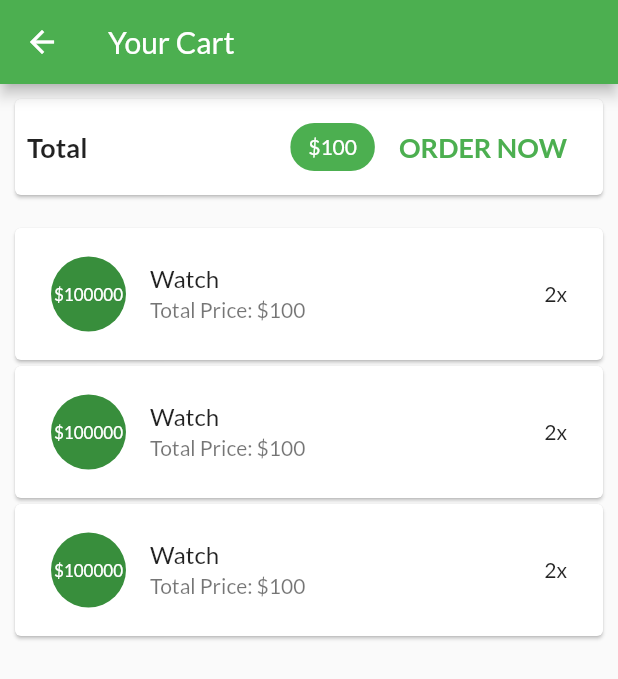
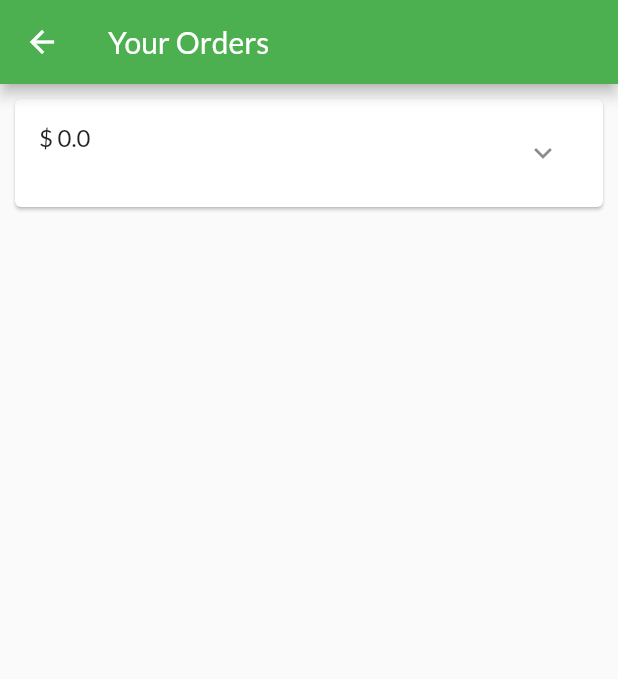
Before and after one commit to lighttt/E-Pasal, a Flutter app: the CartScreen screen opened by its route, after a tap on "ORDER NOW", on a phone screen of 412 x 824 dp. Shown: the top 679 px of the screen. Run offline on Flutter 3.47's test engine with Material 2 defaults, Android fonts, the phone set to English and light mode, and no system bars; our stand-ins replace cached_network_image; network calls fail.

Commit message:
Created order provider and managed cart functions like dissimble and removing items from cart

```diff
--- a/lib/main.dart
+++ b/lib/main.dart
@@ -1,6 +1,8 @@
 import 'package:epasal/provider/cart_provider.dart';
+import 'package:epasal/provider/order_provider.dart';
 import 'package:epasal/provider/products_provider.dart';
 import 'package:epasal/screens/cart_screen.dart';
+import 'package:epasal/screens/order_screen.dart';
 import 'package:epasal/screens/product_details_screen.dart';
 import 'package:epasal/screens/product_overview_screen.dart';
 import 'package:flutter/material.dart';
@@ -19,6 +21,9 @@ class MyApp extends StatelessWidget {
         ChangeNotifierProvider.value(
           value: Cart(),
         ),
+        ChangeNotifierProvider.value(
+          value: Orders(),
+        ),
       ],
       child: MaterialApp(
         debugShowCheckedModeBanner: false,
@@ -33,6 +38,7 @@ class MyApp extends StatelessWidget {
           ProductOverviewScreen.routeId: (context) => ProductOverviewScreen(),
           ProductDetails.routeId: (context) => ProductDetails(),
           CartScreen.routeId: (context) => CartScreen(),
+          OrderScreen.routeId: (context) => OrderScreen(),
         },
       ),
     );
--- a/lib/provider/cart_provider.dart
+++ b/lib/provider/cart_provider.dart
@@ -50,4 +50,25 @@ class Cart with ChangeNotifier {
     }
     notifyListeners();
   }
+
+  // this is used to remove items from the cart
+  void removeFromCart(String id) {
+    _items.remove(id);
+    notifyListeners();
+  }
+
+  // this is used to calculate total amount
+  double get totalAmount {
+    double total = 0.0;
+    _items.forEach((key, cartItem) {
+      total += cartItem.quantity * cartItem.price;
+    });
+    return total;
+  }
+
+  // this remove all items from cart
+  void clearCart() {
+    _items = {};
+    notifyListeners();
+  }
 }
--- /dev/null
+++ b/lib/provider/order_provider.dart
@@ -0,0 +1,36 @@
+import 'package:epasal/provider/cart_provider.dart';
+import 'package:flutter/material.dart';
+
+class OrderItem {
+  final String id;
+  final double amount;
+  final List<CartItem> products;
+  final DateTime dateTime;
+
+  OrderItem(
+      {@required this.id,
+      @required this.amount,
+      @required this.products,
+      @required this.dateTime});
+}
+
+class Orders with ChangeNotifier {
+  List<OrderItem> _orders = [];
+
+  List<OrderItem> get orders {
+    return [..._orders];
+  }
+
+  void addOrder(List<CartItem> cartProducts, double total) {
+    _orders.insert(
+      0,
+      OrderItem(
+        id: DateTime.now().toString(),
+        amount: total,
+        products: cartProducts,
+        dateTime: DateTime.now(),
+      ),
+    );
+    notifyListeners();
+  }
+}
--- a/lib/screens/cart_screen.dart
+++ b/lib/screens/cart_screen.dart
@@ -1,4 +1,6 @@
 import 'package:epasal/provider/cart_provider.dart' show Cart;
+import 'package:epasal/provider/order_provider.dart';
+import 'package:epasal/screens/order_screen.dart';
 import 'package:epasal/widgets/cart_item.dart';
 import 'package:flutter/material.dart';
 import 'package:provider/provider.dart';
@@ -8,7 +10,8 @@ class CartScreen extends StatelessWidget {
 
   @override
   Widget build(BuildContext context) {
-    final cart = Provider.of<Cart>(context).items;
+    final cart = Provider.of<Cart>(context);
+    final order = Provider.of<Orders>(context, listen: false);
     return Scaffold(
       appBar: AppBar(
         title: Text("Your Cart"),
@@ -29,7 +32,7 @@ class CartScreen extends StatelessWidget {
                   Spacer(),
                   Chip(
                     label: Text(
-                      "\$100",
+                      "\$${cart.totalAmount}",
                       style: TextStyle(color: Colors.white),
                     ),
                     backgroundColor: Theme.of(context).primaryColor,
@@ -42,7 +45,12 @@ class CartScreen extends StatelessWidget {
                           fontSize: 18,
                           color: Theme.of(context).primaryColor),
                     ),
-                    onPressed: () {},
+                    onPressed: () {
+                      order.addOrder(
+                          cart.items.values.toList(), cart.totalAmount);
+                      cart.clearCart();
+                      Navigator.pushNamed(context, OrderScreen.routeId);
+                    },
                   )
                 ],
               ),
@@ -53,7 +61,14 @@ class CartScreen extends StatelessWidget {
           ),
           Expanded(
             child: ListView.builder(
-                itemCount: 3, itemBuilder: (context, i) => CartItem()),
+                itemCount: cart.itemCount,
+                itemBuilder: (context, i) => CartItem(
+                      id: cart.items.values.toList()[i].id,
+                      title: cart.items.values.toList()[i].title,
+                      productId: cart.items.keys.toList()[i],
+                      price: cart.items.values.toList()[i].price,
+                      quantity: cart.items.values.toList()[i].quantity,
+                    )),
           )
         ],
       ),
--- /dev/null
+++ b/lib/screens/order_screen.dart
@@ -0,0 +1,23 @@
+import 'package:epasal/provider/order_provider.dart' show Orders;
+import 'package:epasal/widgets/order_item.dart';
+import 'package:flutter/material.dart';
+import 'package:provider/provider.dart';
+
+class OrderScreen extends StatelessWidget {
+  static const routeId = "/order_screen";
+
+  @override
+  Widget build(BuildContext context) {
+    final orderData = Provider.of<Orders>(context);
+    return Scaffold(
+      appBar: AppBar(
+        title: Text("Your Orders"),
+      ),
+      body: ListView.builder(
+          itemCount: orderData.orders.length,
+          itemBuilder: (ctx, i) {
+            return OrderItem(orderData.orders[i]);
+          }),
+    );
+  }
+}
--- /dev/null
+++ b/lib/widgets/order_item.dart
@@ -0,0 +1,26 @@
+import 'package:flutter/material.dart';
+import 'package:epasal/provider/order_provider.dart' as oi;
+
+class OrderItem extends StatelessWidget {
+  final oi.OrderItem order;
+  OrderItem(this.order);
+
+  @override
+  Widget build(BuildContext context) {
+    return Card(
+      margin: EdgeInsets.all(10),
+      child: Column(
+        children: <Widget>[
+          ListTile(
+            title: Text("\$ ${order.amount}"),
+            subtitle: Text(""),
+            trailing: IconButton(
+              icon: Icon(Icons.expand_more),
+              onPressed: () {},
+            ),
+          )
+        ],
+      ),
+    );
+  }
+}
```
Also changed, not shown: lib/screens/product_details_screen.dart (+34 -0 lines), lib/widgets/cart_item.dart (+18 -4 lines).
